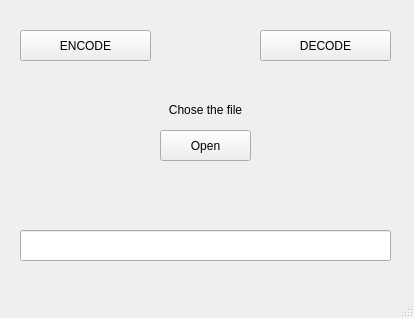
The window that mainwindow.ui (exsandebest/Archiver) describes before a commit, drawn with Qt 5.
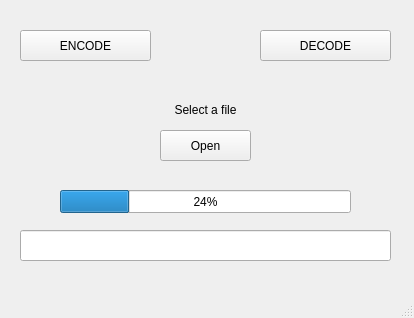
The same window after the commit.

The edit to the form file:
```diff
--- a/mainwindow.ui
+++ b/mainwindow.ui
@@ -63,7 +63,7 @@
      </rect>
     </property>
     <property name="text">
-     <string>Chose the file</string>
+     <string>Select a file</string>
     </property>
     <property name="alignment">
      <set>Qt::AlignCenter</set>
@@ -87,6 +87,19 @@
      <bool>true</bool>
     </property>
    </widget>
+   <widget class="QProgressBar" name="progressBar">
+    <property name="geometry">
+     <rect>
+      <x>60</x>
+      <y>190</y>
+      <width>291</width>
+      <height>23</height>
+     </rect>
+    </property>
+    <property name="value">
+     <number>24</number>
+    </property>
+   </widget>
   </widget>
   <widget class="QMenuBar" name="menubar">
    <property name="geometry">
```
